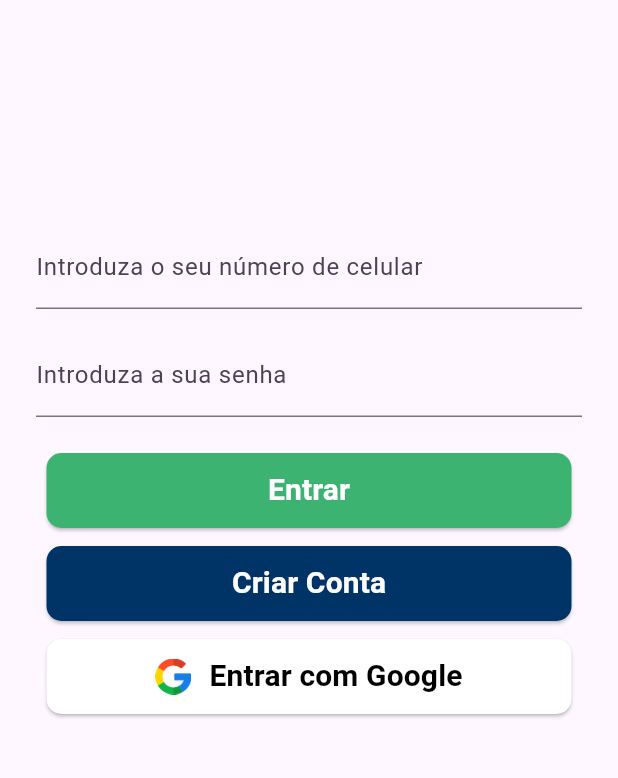
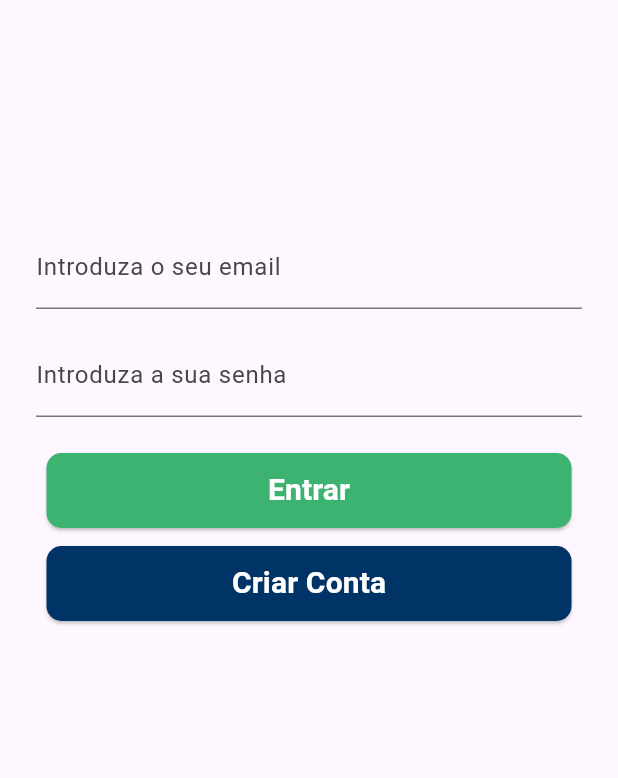
Before and after one commit to TafariVilanculos1/MozPermutas, a Flutter app: the screen it shows after launch, on a phone screen of 412 x 824 dp, the part 234-1012 px from its top. Run offline on Flutter 3.47's test engine with Material 3 defaults, Android fonts, the phone set to English and light mode, and no system bars; our stand-ins replace firebase_auth, firebase_core; accounts and stored records are empty.

Commit message:
Colocando o FireBase Autenticator

```diff
--- a/lib/Apresentação/views/TelaLogin.dart
+++ b/lib/Apresentação/views/TelaLogin.dart
@@ -32,7 +32,7 @@ class TelaLogin extends StatelessWidget {
               // Campos de entrada e botões
               TextField(
                 decoration: InputDecoration(
-                  labelText: "Introduza o seu número de celular",
+                  labelText: "Introduza o seu email",
                 ),
               ),
               SizedBox(height: 16),
@@ -75,36 +75,8 @@ class TelaLogin extends StatelessWidget {
                     )
                 ),
               ),
+              SizedBox(height: 12),
 
-              SizedBox(height: 12),
-            ElevatedButton(
-            onPressed: () {
-        // Ação ao clicar no botão
-      },
-        style: ElevatedButton.styleFrom(
-          foregroundColor: Colors.black,
-          minimumSize: const Size(350, 50),
-          backgroundColor: Colors.white,
-          shape: RoundedRectangleBorder(
-            borderRadius: BorderRadius.circular(10),
-          ),// Fundo branco, como o botão típico da Google
-        ),
-
-        child: Row(
-          mainAxisSize: MainAxisSize.min,
-          children: [
-            Image.asset(
-              'assets/google_icon.png', // Caminho do ícone da Google (coloque o ficheiro na pasta assets)
-              height: 24.0,
-            ),
-            const SizedBox(width: 12.0),
-            const Text("Entrar com Google",style: TextStyle(fontSize: 20,fontWeight: FontWeight.bold)),
-          ],
-        ),
-      )
-
-
-      ,
               Spacer(), // empurra levemente o conteúdo para cima
             ],
           ),
--- /dev/null
+++ b/lib/Logica/AutenticacaoFireBase.dart
@@ -0,0 +1,20 @@
+import 'package:firebase_auth/firebase_auth.dart';
+import 'package:flutter/material.dart';
+
+class AutenticacaoFireBase
+{
+  FirebaseAuth _firebaseAuth = FirebaseAuth.instance;
+   cadastroUtilizador({
+     required String email, required String senha, required String confirmarSenha,})
+   {
+        if( senha == confirmarSenha)
+        {
+          _firebaseAuth.createUserWithEmailAndPassword(email: email, password: senha);
+        }else{
+
+        }
+
+   }
+
+
+}
--- a/pubspec.yaml
+++ b/pubspec.yaml
@@ -9,6 +9,9 @@ environment:
 dependencies:
   flutter:
     sdk: flutter
+  firebase_core: ^2.30.0
+  firebase_auth: ^4.17.4
+  provider: ^6.1.2
 
 dev_dependencies:
   flutter_test:
```
Also changed, not shown: lib/Apresentação/views/TelaCriarConta.dart (+22 -8 lines), lib/main.dart (+6 -8 lines), pubspec.lock, 7 other files.
